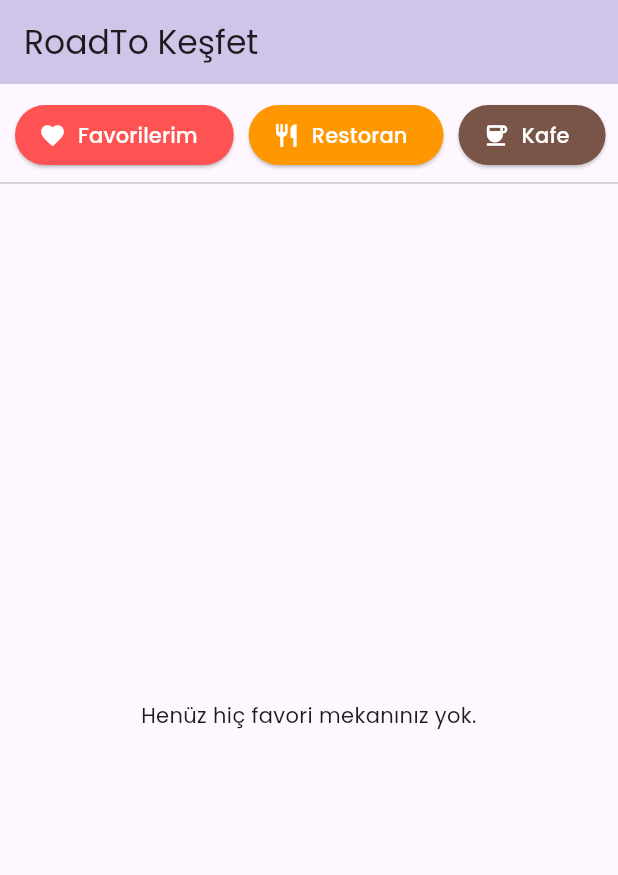
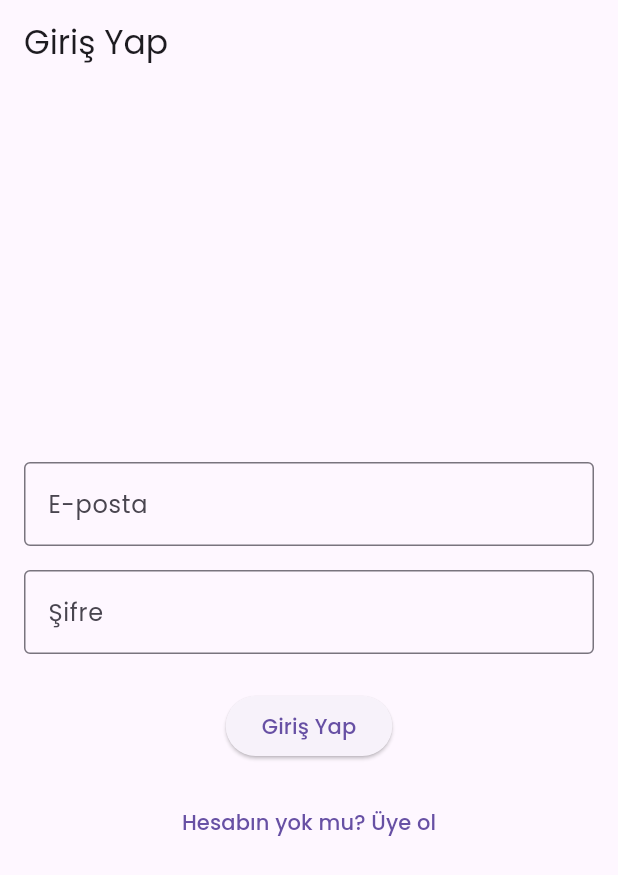
Before and after one commit to umutakbass/GraduationProject, a Flutter app: the screen it shows after launch, on a phone screen of 412 x 824 dp. Shown: the top 875 px of the screen. Run offline on Flutter 3.47's test engine with Material 3 defaults, Android fonts, the phone set to English and light mode, and no system bars; our stand-ins replace flutter_map, geolocator, google_fonts, latlong2, sqflite; accounts and stored records are empty.

Commit message:
login, db update

```diff
--- a/lib/main.dart
+++ b/lib/main.dart
@@ -4,6 +4,9 @@
 import 'screens/place_details_screen.dart';
 import 'models/place.dart';
 import 'data/db_helper.dart';
+import 'screens/login_screen.dart';
+import 'screens/register_screen.dart';
+
 
 void main() {
   WidgetsFlutterBinding.ensureInitialized();
@@ -23,10 +26,16 @@
         useMaterial3: true,
         textTheme: GoogleFonts.poppinsTextTheme(),
       ),
-      home: const PlacesScreen(),
+      initialRoute: '/login',
+      routes: {
+        '/login': (context) => const LoginScreen(),
+        '/register': (context) => const RegisterScreen(),
+        '/home': (context) => const PlacesScreen(),
+      },
     );
   }
 }
+
 
 class PlacesScreen extends StatefulWidget {
   const PlacesScreen({super.key});
@@ -107,9 +116,18 @@
   Widget build(BuildContext context) {
     return Scaffold(
       appBar: AppBar(
-        title: const Text("RoadTo Keşfet"),
-        backgroundColor: Colors.deepPurple.shade100,
-      ),
+  title: const Text("RoadTo Keşfet"),
+  backgroundColor: Colors.deepPurple.shade100,
+  actions: [
+    IconButton(
+      icon: const Icon(Icons.logout),
+      onPressed: () {
+        Navigator.pushReplacementNamed(context, '/login');
+      },
+    ),
+  ],
+),
+
       body: Column(
         children: [
           const SizedBox(height: 10),
--- /dev/null
+++ b/lib/models/user.dart
@@ -0,0 +1,31 @@
+class AppUser {
+  final int? id;
+  final String name;
+  final String email;
+  final String password;
+
+  AppUser({
+    this.id,
+    required this.name,
+    required this.email,
+    required this.password,
+  });
+
+  Map<String, dynamic> toMap() {
+    return {
+      'id': id,
+      'name': name,
+      'email': email,
+      'password': password,
+    };
+  }
+
+  factory AppUser.fromMap(Map<String, dynamic> map) {
+    return AppUser(
+      id: map['id'] as int?,
+      name: map['name'] as String,
+      email: map['email'] as String,
+      password: map['password'] as String,
+    );
+  }
+}
--- /dev/null
+++ b/lib/screens/login_screen.dart
@@ -0,0 +1,130 @@
+import 'package:flutter/material.dart';
+import '../data/db_helper.dart';
+
+
+class LoginScreen extends StatefulWidget {
+  const LoginScreen({super.key});
+
+  @override
+  State<LoginScreen> createState() => _LoginScreenState();
+}
+
+class _LoginScreenState extends State<LoginScreen> {
+  final _formKey = GlobalKey<FormState>();
+  final _emailController = TextEditingController();
+  final _passwordController = TextEditingController();
+
+  bool _isLoading = false;
+  String? _errorMessage;
+
+  Future<void> _login() async {
+    if (!_formKey.currentState!.validate()) return;
+
+    setState(() {
+      _isLoading = true;
+      _errorMessage = null;
+    });
+
+    try {
+      final db = DatabaseHelper.instance;
+
+      final user = await db.getUserByEmailAndPassword(
+        _emailController.text.trim(),
+        _passwordController.text.trim(),
+      );
+
+      if (!mounted) return;
+
+      if (user != null) {
+        // GİRİŞ BAŞARILI → Anasayfaya
+        Navigator.pushReplacementNamed(context, '/home');
+      } else {
+        setState(() {
+          _errorMessage = 'E-posta veya şifre hatalı';
+        });
+      }
+    } catch (e) {
+      setState(() {
+        _errorMessage = 'Bir hata oluştu: $e';
+      });
+    } finally {
+      if (mounted) {
+        setState(() {
+          _isLoading = false;
+        });
+      }
+    }
+  }
+
+  @override
+  Widget build(BuildContext context) {
+    return Scaffold(
+      appBar: AppBar(
+        title: const Text('Giriş Yap'),
+      ),
+      body: Padding(
+        padding: const EdgeInsets.all(16.0),
+        child: Form(
+          key: _formKey,
+          child: Column(
+            mainAxisAlignment: MainAxisAlignment.center,
+            children: [
+              if (_errorMessage != null) ...[
+                Text(
+                  _errorMessage!,
+                  style: const TextStyle(color: Colors.red),
+                ),
+                const SizedBox(height: 16),
+              ],
+              TextFormField(
+                controller: _emailController,
+                decoration: const InputDecoration(
+                  labelText: 'E-posta',
+                  border: OutlineInputBorder(),
+                ),
+                validator: (value) {
+                  if (value == null || value.isEmpty) {
+                    return 'E-posta girin';
+                  }
+                  if (!value.contains('@')) {
+                    return 'Geçerli bir e-posta girin';
+                  }
+                  return null;
+                },
+              ),
+              const SizedBox(height: 16),
+              TextFormField(
+                controller: _passwordController,
+                decoration: const InputDecoration(
+                  labelText: 'Şifre',
+                  border: OutlineInputBorder(),
+                ),
+                obscureText: true,
+                validator: (value) {
+                  if (value == null || value.length < 4) {
+                    return 'Şifre en az 4 karakter olmalı';
+                  }
+                  return null;
+                },
+              ),
+              const SizedBox(height: 24),
+              _isLoading
+                  ? const CircularProgressIndicator()
+                  : ElevatedButton(
+                      onPressed: _login,
+                      child: const Text('Giriş Yap'),
+                    ),
+              const SizedBox(height: 16),
+              TextButton(
+                onPressed: () {
+                  Navigator.pushReplacementNamed(context, '/register');
+                },
+                child: const Text('Hesabın yok mu? Üye ol'),
+              ),
+            ],
+          ),
+        ),
+      ),
+    );
+  }
+}
```
Also changed, not shown: lib/data/db_helper.dart (+57 -1 lines), lib/screens/register_screen.dart (added, +169 -0 lines).
